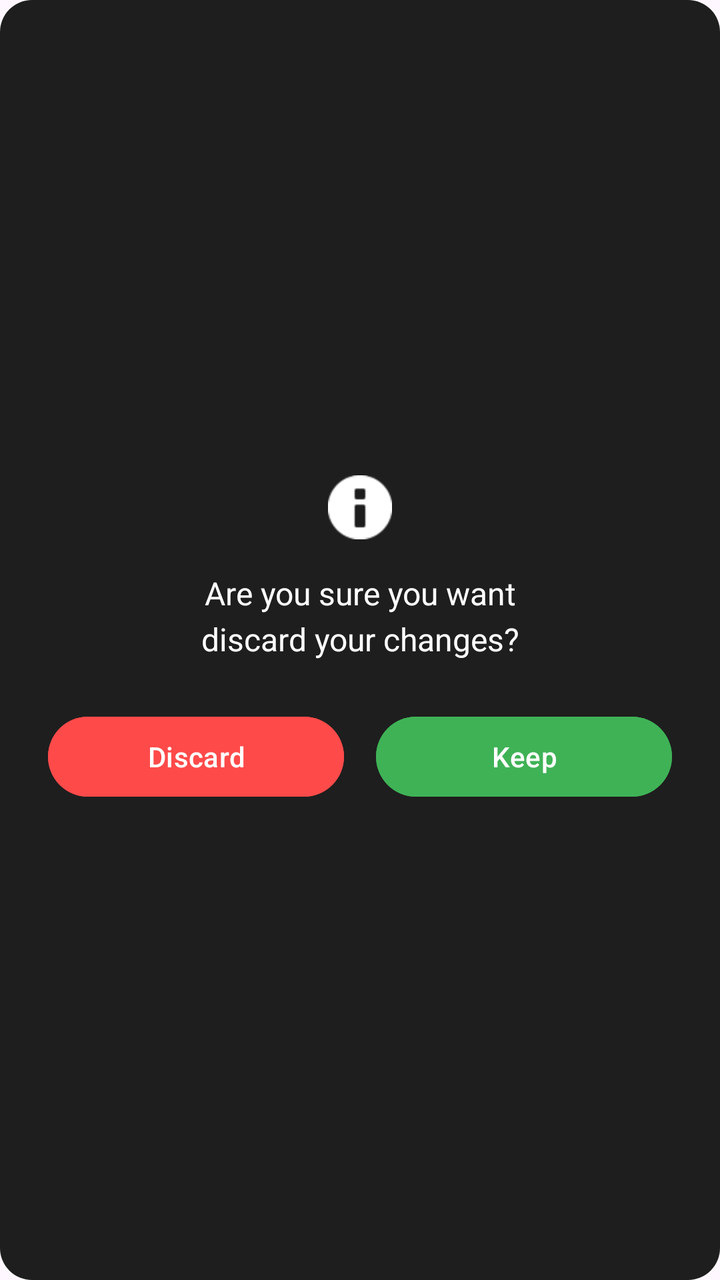
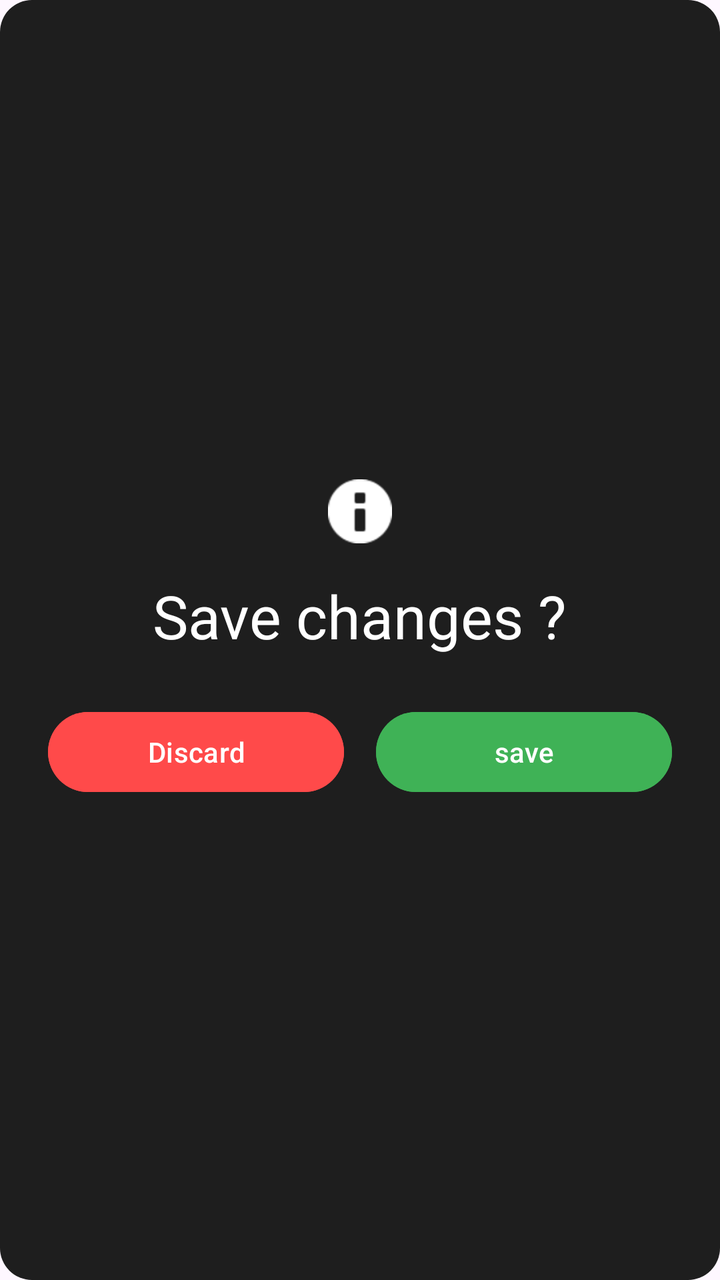

Two renders of the same Android screen: before a commit and after it. Below are the layout's source before the change and the commit's diff.
<!-- AndroidManifest.xml: application theme Theme.NotesApp -->
<!-- res/layout/activity_custom_dialog.xml -->
<?xml version="1.0" encoding="utf-8"?>
<LinearLayout xmlns:android="http://schemas.android.com/apk/res/android"
    android:id="@+id/main"
    android:layout_width="match_parent"
    android:layout_height="wrap_content"
    android:orientation="vertical"
    android:gravity="center"
    android:padding="24dp"
    android:background="@drawable/custom_dialog_background"
   >
        <ImageView
            android:id="@+id/dialog_icon"
            android:layout_width="32dp"
            android:layout_height="32dp"
            android:src="@android:drawable/ic_dialog_info"
            android:contentDescription="Info Icon"
            android:tint="#FFFFFF"/>

        <TextView
            android:id="@+id/dialog_message"
            android:layout_width="wrap_content"
            android:layout_height="wrap_content"
            android:layout_marginTop="16dp"
            android:layout_marginBottom="24dp"
            android:text="Are you sure you want\ndiscard your changes?"
            android:textColor="#FFFFFF"
            android:textSize="16sp"
            android:textAlignment="center"
            android:lineSpacingExtra="4dp"/>

        <LinearLayout
            android:layout_width="match_parent"
            android:layout_height="wrap_content"
            android:orientation="horizontal"
            android:gravity="center">


            <Button
                android:id="@+id/btn_discard"
                android:layout_width="0dp"
                android:layout_height="wrap_content"
                android:layout_weight="1"
                android:layout_marginEnd="8dp"
                android:text="Discard"
                android:textAllCaps="false"
                android:textColor="#FFFFFF"
                android:backgroundTint="#FF4A4A"/>


            <Button
                android:id="@+id/btn_keep"
                android:layout_width="0dp"
                android:layout_height="wrap_content"
                android:layout_weight="1"
                android:layout_marginStart="8dp"
                android:text="Keep"
                android:textAllCaps="false"
                android:textColor="#FFFFFF"
                android:backgroundTint="#3FB256"/>

        </LinearLayout>
    </LinearLayout>
<!-- resources referenced by this layout -->
<resources>
  <!-- drawable custom_dialog_background (drawable) -->
  <?xml version="1.0" encoding="utf-8"?>
  <shape xmlns:android="http://schemas.android.com/apk/res/android">
      <solid android:color="#1E1E1E"/>
      <corners android:radius="16dp"/>
  
  </shape>
  <style name="Theme.NotesApp" parent="Theme.MaterialComponents.DayNight.NoActionBar.Bridge">
          
          <item name="colorPrimary">@color/purple_500</item>
          <item name="colorPrimaryVariant">@color/purple_700</item>
          <item name="colorOnPrimary">@color/white</item>
          
          <item name="colorSecondary">@color/teal_200</item>
          <item name="colorSecondaryVariant">@color/teal_700</item>
          <item name="colorOnSecondary">@color/black</item>
          
          <item name="android:statusBarColor">?attr/colorPrimaryVariant</item>
          
      </style>
  <color name="purple_500">#FF6200EE</color>
  <color name="purple_700">#FF3700B3</color>
  <color name="white">#FFFFFFFF</color>
  <color name="teal_200">#FF03DAC5</color>
  <color name="teal_700">#FF018786</color>
  <color name="black">#FF000000</color>
</resources>

<!-- the commit's change to res/layout/activity_custom_dialog.xml (unified diff, before → after) -->
@@ -1,20 +1,19 @@
 <?xml version="1.0" encoding="utf-8"?>
 <LinearLayout xmlns:android="http://schemas.android.com/apk/res/android"
-    android:id="@+id/main"
+    xmlns:app="http://schemas.android.com/apk/res-auto"
     android:layout_width="match_parent"
     android:layout_height="wrap_content"
     android:orientation="vertical"
     android:gravity="center"
     android:padding="24dp"
-    android:background="@drawable/custom_dialog_background"
-   >
+    android:background="@drawable/custom_dialog_background">
         <ImageView
             android:id="@+id/dialog_icon"
             android:layout_width="32dp"
             android:layout_height="32dp"
             android:src="@android:drawable/ic_dialog_info"
             android:contentDescription="Info Icon"
-            android:tint="#FFFFFF"/>
+            app:tint="#FFFFFF"/>
 
         <TextView
             android:id="@+id/dialog_message"
@@ -22,9 +21,9 @@
             android:layout_height="wrap_content"
             android:layout_marginTop="16dp"
             android:layout_marginBottom="24dp"
-            android:text="Are you sure you want\ndiscard your changes?"
+            android:text="Save changes ?"
             android:textColor="#FFFFFF"
-            android:textSize="16sp"
+            android:textSize="30sp"
             android:textAlignment="center"
             android:lineSpacingExtra="4dp"/>
 
@@ -48,12 +47,12 @@
 
 
             <Button
-                android:id="@+id/btn_keep"
+                android:id="@+id/btn_save"
                 android:layout_width="0dp"
                 android:layout_height="wrap_content"
                 android:layout_weight="1"
                 android:layout_marginStart="8dp"
-                android:text="Keep"
+                android:text="save"
                 android:textAllCaps="false"
                 android:textColor="#FFFFFF"
                 android:backgroundTint="#3FB256"/>
